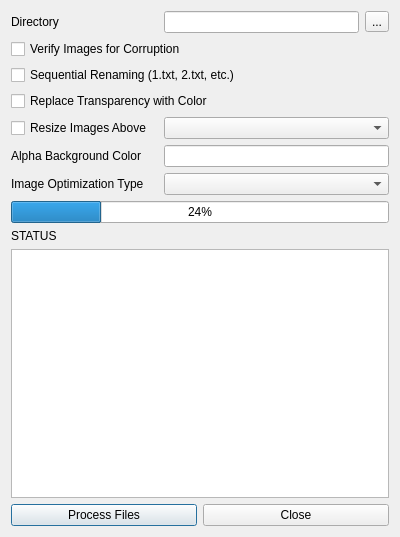
Old version of the form modules/ui/views/windows/image.ui in the repository HashakGik/OneTrainer-QT6.
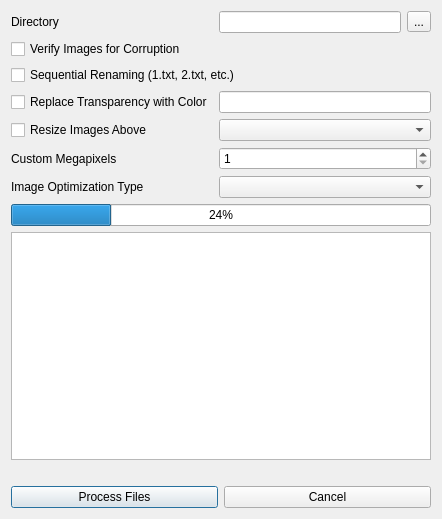
New version of the form.

Commit message: Added various Tools.

Patch:
```diff
--- a/modules/ui/views/windows/image.ui
+++ b/modules/ui/views/windows/image.ui
@@ -9,8 +9,8 @@
    <rect>
     <x>0</x>
     <y>0</y>
-    <width>400</width>
-    <height>537</height>
+    <width>442</width>
+    <height>519</height>
    </rect>
   </property>
   <property name="sizePolicy">
@@ -41,26 +41,23 @@
      <item>
       <widget class="QPushButton" name="pushButton">
        <property name="text">
-        <string>Close</string>
+        <string>Cancel</string>
        </property>
       </widget>
      </item>
     </layout>
    </item>
-   <item row="4" column="0" colspan="4">
-    <widget class="QCheckBox" name="checkBox_3">
+   <item row="1" column="3">
+    <widget class="QToolButton" name="directoryBtn">
      <property name="text">
-      <string>Replace Transparency with Color</string>
+      <string>...</string>
      </property>
     </widget>
    </item>
-   <item row="1" column="0">
-    <widget class="QLabel" name="label_3">
+   <item row="2" column="0" colspan="4">
+    <widget class="QCheckBox" name="verifyCbx">
      <property name="text">
-      <string>Directory</string>
-     </property>
-     <property name="buddy">
-      <cstring>inputLed</cstring>
+      <string>Verify Images for Corruption</string>
      </property>
     </widget>
    </item>
@@ -70,24 +67,7 @@
       <string>Image Optimization Type</string>
      </property>
      <property name="buddy">
-      <cstring>comboBox_2</cstring>
-     </property>
-    </widget>
-   </item>
-   <item row="1" column="2">
-    <widget class="QLineEdit" name="inputLed"/>
-   </item>
-   <item row="2" column="0" colspan="4">
-    <widget class="QCheckBox" name="checkBox">
-     <property name="text">
-      <string>Verify Images for Corruption</string>
-     </property>
-    </widget>
-   </item>
-   <item row="1" column="3">
-    <widget class="QToolButton" name="inputBtn">
-     <property name="text">
-      <string>...</string>
+      <cstring>optimizationCmb</cstring>
      </property>
     </widget>
    </item>
@@ -104,6 +84,47 @@
      </property>
     </widget>
    </item>
+   <item row="4" column="0" colspan="2">
+    <widget class="QCheckBox" name="replaceColorCbx">
+     <property name="text">
+      <string>Replace Transparency with Color</string>
+     </property>
+    </widget>
+   </item>
+   <item row="6" column="2" colspan="2">
+    <widget class="QSpinBox" name="customSbx">
+     <property name="minimum">
+      <number>1</number>
+     </property>
+    </widget>
+   </item>
+   <item row="6" column="0">
+    <widget class="QLabel" name="customLbl">
+     <property name="text">
+      <string>Custom Megapixels</string>
+     </property>
+     <property name="buddy">
+      <cstring>customSbx</cstring>
+     </property>
+    </widget>
+   </item>
+   <item row="1" column="0">
+    <widget class="QLabel" name="label_3">
+     <property name="text">
+      <string>Directory</string>
+     </property>
+     <property name="buddy">
+      <cstring>directoryLed</cstring>
+     </property>
+    </widget>
+   </item>
+   <item row="4" column="2" colspan="2">
+    <widget class="QLineEdit" name="colorLed">
+     <property name="toolTip">
+      <string>Enter color name (e.g., 'white', 'black'), hex code (e.g., '#FFFFFF'), or 'random'/-1 for random color</string>
+     </property>
+    </widget>
+   </item>
    <item row="5" column="0">
     <widget class="QCheckBox" name="checkBox_4">
      <property name="text">
@@ -111,18 +132,12 @@
      </property>
     </widget>
    </item>
-   <item row="6" column="0">
-    <widget class="QLabel" name="label">
-     <property name="text">
-      <string>Alpha Background Color</string>
-     </property>
-     <property name="buddy">
-      <cstring>lineEdit</cstring>
-     </property>
-    </widget>
-   </item>
    <item row="10" column="0" colspan="4">
-    <widget class="QPlainTextEdit" name="plainTextEdit"/>
+    <widget class="QLabel" name="statusLbl">
+     <property name="text">
+      <string/>
+     </property>
+    </widget>
    </item>
    <item row="3" column="0" colspan="4">
     <widget class="QCheckBox" name="checkBox_2">
@@ -131,13 +146,13 @@
      </property>
     </widget>
    </item>
-   <item row="6" column="2" colspan="2">
-    <widget class="QLineEdit" name="lineEdit"/>
+   <item row="1" column="2">
+    <widget class="QLineEdit" name="directoryLed"/>
    </item>
    <item row="9" column="0" colspan="4">
-    <widget class="QLabel" name="label_4">
-     <property name="text">
-      <string>STATUS</string>
+    <widget class="QPlainTextEdit" name="statusTed">
+     <property name="readOnly">
+      <bool>true</bool>
      </property>
     </widget>
    </item>
```
Left out of the diff: 44 changed lines with no effect on the pictures. The commit also changes 22 other files.
